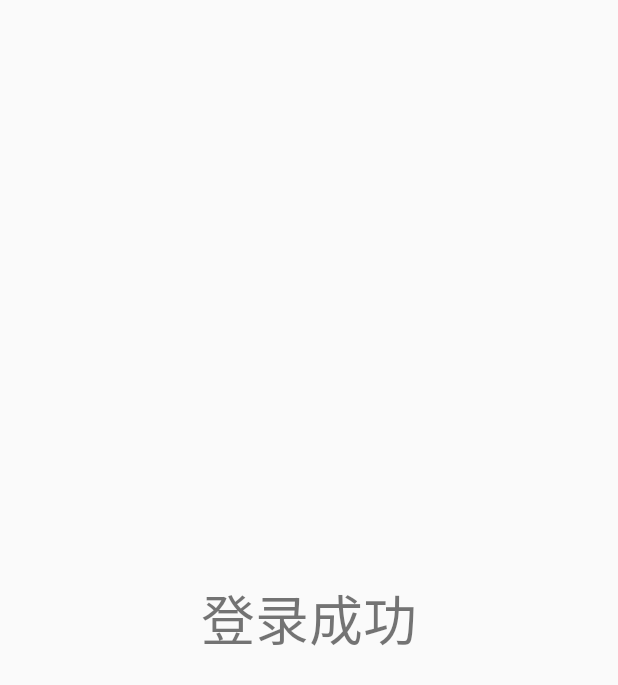
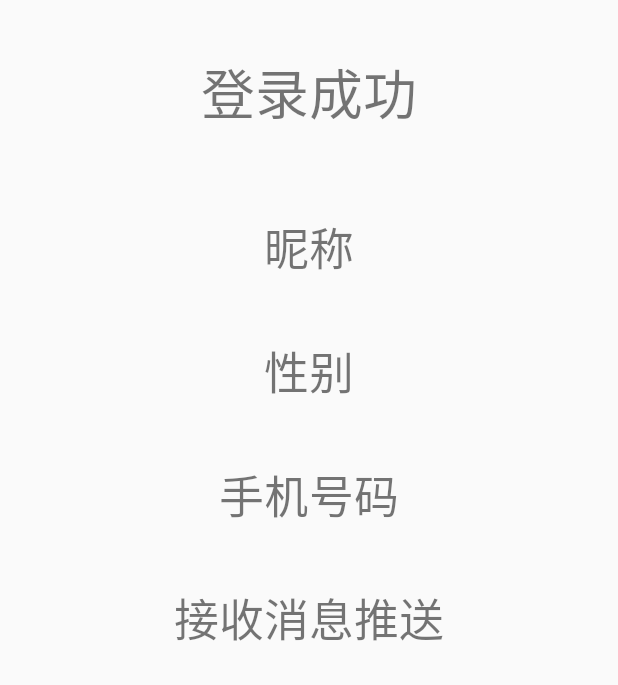
Before and after one commit to LAUKAWAI/Hello_World, an Android app: the HomeActivity screen opened directly, with no data from a screen before it, on a phone screen of 412 x 824 dp. Shown: the top 685 px of the screen. Run offline under Robolectric (Android 15) with nearby library versions, the phone set to English and light mode, and no system bars; 1 statement that could not run was skipped.

Commit message:
Home界面优化UI

```diff
--- a/app/src/main/res/layout/activity_home.xml
+++ b/app/src/main/res/layout/activity_home.xml
@@ -10,22 +10,90 @@
         android:id="@+id/textView12"
         android:layout_width="wrap_content"
         android:layout_height="wrap_content"
-        android:text="登录成功"
+        android:text="@string/Lgoin"
         android:textSize="36sp"
-        app:layout_constraintBottom_toBottomOf="parent"
+        app:layout_constraintBottom_toTopOf="@+id/guideline34"
         app:layout_constraintEnd_toEndOf="parent"
         app:layout_constraintStart_toStartOf="parent"
         app:layout_constraintTop_toTopOf="parent" />
 
     <TextView
-        android:id="@+id/text_phone"
+        android:id="@+id/user_name"
         android:layout_width="wrap_content"
         android:layout_height="wrap_content"
-        android:text="手机号码"
+        android:text="@string/Nickname"
         android:textSize="30sp"
-        app:layout_constraintBottom_toTopOf="@+id/textView12"
+        app:layout_constraintBottom_toTopOf="@+id/guideline35"
         app:layout_constraintEnd_toEndOf="parent"
         app:layout_constraintStart_toStartOf="parent"
-        app:layout_constraintTop_toTopOf="parent"
-        app:layout_constraintVertical_bias="0.834" />
+        app:layout_constraintTop_toTopOf="@+id/guideline34" />
+
+    <TextView
+        android:id="@+id/user_sex"
+        android:layout_width="wrap_content"
+        android:layout_height="wrap_content"
+        android:text="@string/Gender"
+        android:textSize="30sp"
+        app:layout_constraintBottom_toTopOf="@+id/guideline36"
+        app:layout_constraintEnd_toEndOf="parent"
+        app:layout_constraintStart_toStartOf="parent"
+        app:layout_constraintTop_toTopOf="@+id/guideline35" />
+
+    <TextView
+        android:id="@+id/user_phone"
+        android:layout_width="wrap_content"
+        android:layout_height="wrap_content"
+        android:text="@string/phone"
+        android:textSize="30sp"
+        app:layout_constraintBottom_toTopOf="@+id/guideline37"
+        app:layout_constraintEnd_toEndOf="parent"
+        app:layout_constraintStart_toStartOf="parent"
+        app:layout_constraintTop_toTopOf="@+id/guideline36" />
+
+    <TextView
+        android:id="@+id/user_sms"
+        android:layout_width="wrap_content"
+        android:layout_height="wrap_content"
+        android:text="@string/News"
+        android:textSize="30sp"
+        app:layout_constraintBottom_toTopOf="@+id/guideline38"
+        app:layout_constraintEnd_toEndOf="parent"
+        app:layout_constraintStart_toStartOf="parent"
+        app:layout_constraintTop_toTopOf="@+id/guideline37" />
+
+    <androidx.constraintlayout.widget.Guideline
+        android:id="@+id/guideline34"
+        android:layout_width="wrap_content"
+        android:layout_height="wrap_content"
+        android:orientation="horizontal"
+        app:layout_constraintGuide_percent="0.15" />
+
+    <androidx.constraintlayout.widget.Guideline
+        android:id="@+id/guideline35"
+        android:layout_width="wrap_content"
+        android:layout_height="wrap_content"
+        android:orientation="horizontal"
+        app:layout_constraintGuide_percent="0.25" />
+
+    <androidx.constraintlayout.widget.Guideline
+        android:id="@+id/guideline36"
+        android:layout_width="wrap_content"
+        android:layout_height="wrap_content"
+        android:orientation="horizontal"
+        app:layout_constraintGuide_percent="0.35" />
+
+    <androidx.constraintlayout.widget.Guideline
+        android:id="@+id/guideline37"
+        android:layout_width="wrap_content"
+        android:layout_height="wrap_content"
+        android:orientation="horizontal"
+        app:layout_constraintGuide_percent="0.45" />
+
+    <androidx.constraintlayout.widget.Guideline
+        android:id="@+id/guideline38"
+        android:layout_width="wrap_content"
+        android:layout_height="wrap_content"
+        android:orientation="horizontal"
+        app:layout_constraintGuide_percent="0.55" />
+
 </androidx.constraintlayout.widget.ConstraintLayout>
--- a/app/src/main/res/values/strings.xml
+++ b/app/src/main/res/values/strings.xml
@@ -66,4 +66,9 @@
     <string name="add2">+2</string>
     <string name="add3">+3</string>
     <string name="Zero">0</string>
+    <string name="Lgoin">登录成功</string>
+    <string name="Nickname">昵称</string>
+    <string name="Gender">性别</string>
+    <string name="phone">手机号码</string>
+    <string name="News">接收消息推送</string>
 </resources>
```
